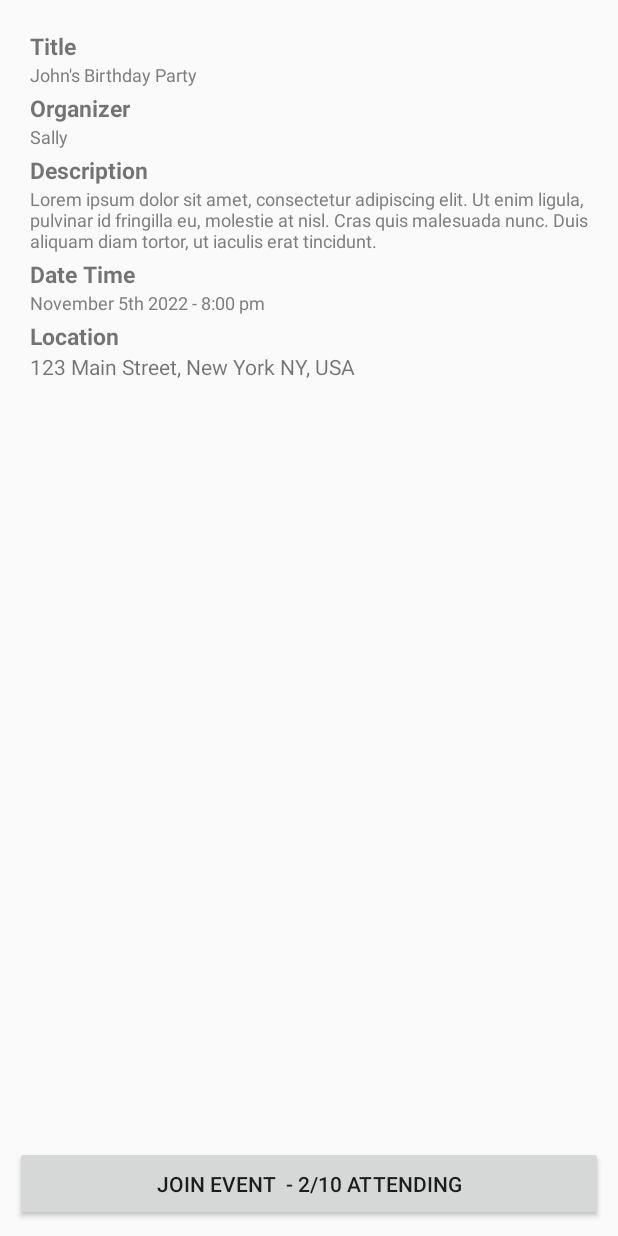
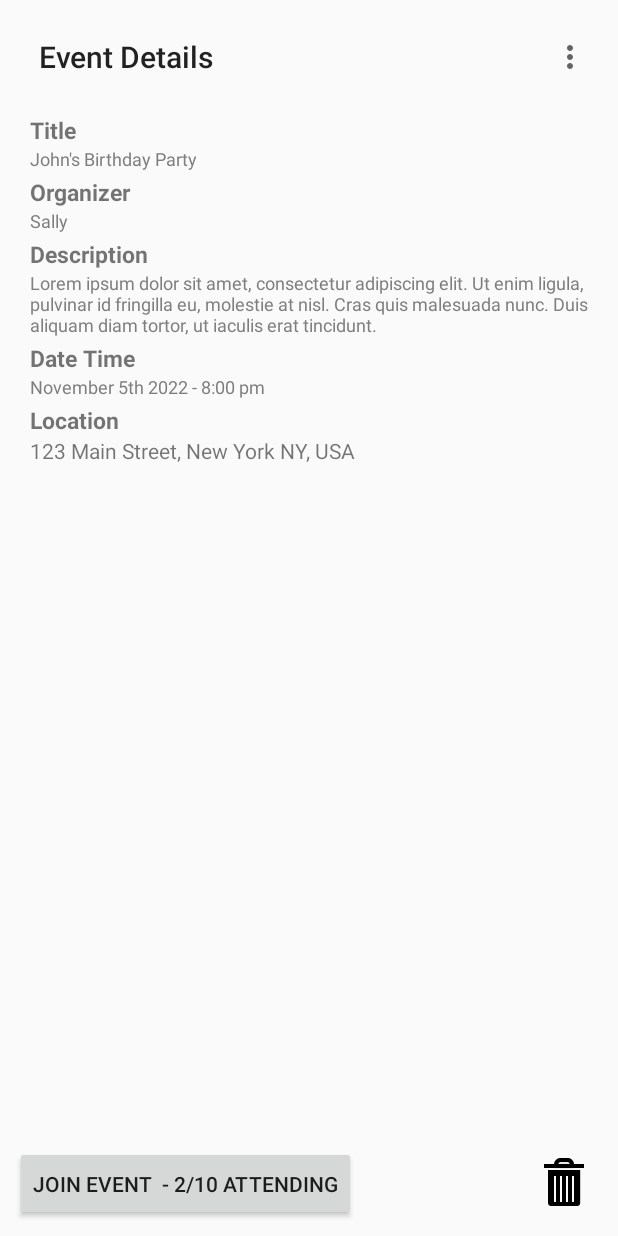
Before and after one commit to Assmannvfbh/eventPlanner_CP470, an Android app: the EventDetails screen opened directly, with no data from a screen before it, on a phone screen of 412 x 824 dp. Run offline under Robolectric (Android 15) with nearby library versions, the phone set to English and light mode, and no system bars; 7 statements that could not run were skipped.

Commit message:
EventDetails implemented, delete icon added

```diff
--- a/app/src/main/java/com/example/myapplication/EventDetails.java
+++ b/app/src/main/java/com/example/myapplication/EventDetails.java
@@ -1,17 +1,68 @@
 package com.example.myapplication;
 
 import androidx.appcompat.app.AppCompatActivity;
-import androidx.core.app.NavUtils;
+import androidx.appcompat.widget.Toolbar;
 
+import android.database.Cursor;
+import android.database.sqlite.SQLiteDatabase;
+import android.os.AsyncTask;
 import android.os.Bundle;
-import android.view.MenuItem;
+import android.view.Menu;
+import android.view.MenuInflater;
+import android.widget.TextView;
 
 public class EventDetails extends AppCompatActivity{
+    EventService eventService;
+    SQLiteDatabase db;
+    TextView title;
+    TextView organizer;
+    TextView description;
+    TextView date_time;
+    TextView location;
+    Toolbar toolbar;
+    int id;
 
     @Override
     protected void onCreate(Bundle savedInstanceState) {
         super.onCreate(savedInstanceState);
         setContentView(R.layout.activity_event_details);
+        title = this.findViewById(R.id.eventDetails_title);
+        organizer = this.findViewById(R.id.eventDetails_organizer);
+        description = this.findViewById(R.id.eventDetails_description);
+        date_time = this.findViewById(R.id.eventDetail_date_time);
+        location = this.findViewById(R.id.eventDetail_location);
+        eventService = new EventService(this);
+        id = getIntent().getIntExtra("id", -1);
+        db = eventService.getWritableDatabase();
+        EventDetailLoader loader = new EventDetailLoader();
+        loader.execute(id);
+        toolbar = findViewById(R.id.eventDetail_toolbar);
+        toolbar.setTitle(R.string.eventDetail_toolbar_header);
+        setSupportActionBar(toolbar);
+    }
+
+    @Override
+    public boolean onCreateOptionsMenu(Menu menu) {
+        MenuInflater inflater = getMenuInflater();
+        inflater.inflate(R.menu.standard_menu,menu);
+        return super.onCreateOptionsMenu(menu);
+    }
+
+
+
+    public class EventDetailLoader extends AsyncTask<Integer, Integer, Integer>{
+
+        @Override
+        protected Integer doInBackground(Integer... integers) {
+            Cursor cursor = db.rawQuery("SELECT * FROM " + EventService.TABLE_NAME + " WHERE ID = ?", new String[]{String.valueOf(integers[0])});
+            cursor.moveToFirst();
+            title.setText(cursor.getString(cursor.getColumnIndexOrThrow(EventService.TITLE)));
+            organizer.setText(cursor.getString(cursor.getColumnIndexOrThrow(EventService.ORGANIZER)));
+            description.setText(cursor.getString(cursor.getColumnIndexOrThrow(EventService.DESCRIPTION)));
+            date_time.setText(cursor.getString(cursor.getColumnIndexOrThrow(EventService.DATE)));
+            location.setText(cursor.getString(cursor.getColumnIndexOrThrow(EventService.LOCATION)));
+            return null;
+        }
     }
 
 }
--- a/app/src/main/java/com/example/myapplication/RecyclerAdapter.java
+++ b/app/src/main/java/com/example/myapplication/RecyclerAdapter.java
@@ -46,8 +46,8 @@ public class RecyclerAdapter extends RecyclerView.Adapter<RecyclerAdapter.MyView
             @Override
             public void onClick(View v) {
                 Intent intent = new Intent(v.getContext(), EventDetails.class);
+                intent.putExtra("id", id);
                 v.getContext().startActivity(intent);
-                //TODO: putExtra eventID to load data from database
 
             }
         });
--- a/app/src/main/res/layout/activity_create_event.xml
+++ b/app/src/main/res/layout/activity_create_event.xml
@@ -15,7 +15,7 @@
 
 
     <TextView
-        android:id="@+id/eventTitle"
+        android:id="@+id/eventDetails_title"
         android:layout_width="wrap_content"
         android:layout_height="wrap_content"
         android:text="@string/title"
@@ -39,7 +39,7 @@
         app:layout_constraintVertical_bias="0.107" />
 
     <TextView
-        android:id="@+id/eventOrganizer"
+        android:id="@+id/eventDetails_organizer"
         android:layout_width="wrap_content"
         android:layout_height="wrap_content"
         android:text="@string/organizer"
@@ -66,7 +66,7 @@
         tools:ignore="SpeakableTextPresentCheck" />
 
     <TextView
-        android:id="@+id/eventDescription"
+        android:id="@+id/eventDetails_description"
         android:layout_width="wrap_content"
         android:layout_height="wrap_content"
         android:text="@string/description"
@@ -93,7 +93,7 @@
         tools:ignore="SpeakableTextPresentCheck" />
 
     <TextView
-        android:id="@+id/eventDateTime"
+        android:id="@+id/eventDetail_date_time"
         android:layout_width="wrap_content"
         android:layout_height="wrap_content"
         android:text="@string/date_and_time"
@@ -104,7 +104,7 @@
         app:layout_constraintTop_toTopOf="parent" />
 
     <TextView
-        android:id="@+id/eventLocation"
+        android:id="@+id/eventDetail_location"
         android:layout_width="wrap_content"
         android:layout_height="wrap_content"
         android:text="@string/location"
@@ -172,8 +172,8 @@
         android:layout_height="48dp"
         android:orientation="horizontal"
 
-        app:layout_constraintStart_toStartOf="@+id/eventDateTime"
-        app:layout_constraintTop_toBottomOf="@+id/eventDateTime">
+        app:layout_constraintStart_toStartOf="@+id/eventDetail_date_time"
+        app:layout_constraintTop_toBottomOf="@+id/eventDetail_date_time">
 
 
         <TextView
@@ -189,7 +189,7 @@
             app:layout_constraintEnd_toStartOf="@+id/editTextTime"
             app:layout_constraintHorizontal_bias="0.348"
             app:layout_constraintStart_toStartOf="parent"
-            app:layout_constraintTop_toBottomOf="@+id/eventDateTime" />
+            app:layout_constraintTop_toBottomOf="@+id/eventDetail_date_time" />
 
         <TextView
             android:id="@+id/editTextTime"
--- a/app/src/main/res/layout/activity_event_details.xml
+++ b/app/src/main/res/layout/activity_event_details.xml
@@ -5,104 +5,129 @@
     android:layout_width="match_parent"
     android:layout_height="match_parent"
     tools:context=".EventDetails">
+
     <RelativeLayout
         android:layout_width="match_parent"
         android:layout_height="match_parent"
         android:layout_margin="10dp"
         tools:layout_editor_absoluteX="10dp"
         tools:layout_editor_absoluteY="10dp">
+
+        <androidx.appcompat.widget.Toolbar
+            android:id="@+id/eventDetail_toolbar"
+            android:layout_width="match_parent"
+            android:layout_height="wrap_content"
+            android:layout_alignParentTop="true">
+
+        </androidx.appcompat.widget.Toolbar>
+
         <LinearLayout
             android:id="@+id/eventDetails"
             android:layout_width="match_parent"
             android:layout_height="match_parent"
-        android:layout_alignParentStart="true"
-        android:layout_alignParentTop="true"
+            android:layout_above="@+id/eventDetails_join"
+            android:layout_below="@id/eventDetail_toolbar"
+
             android:layout_alignParentEnd="true"
-        android:layout_margin="10dp"
+            android:layout_marginStart="10dp"
+            android:layout_marginTop="10dp"
+            android:layout_marginEnd="10dp"
+            android:layout_marginBottom="10dp"
+            android:orientation="vertical"
             app:layout_constraintBottom_toBottomOf="parent"
             app:layout_constraintEnd_toEndOf="parent"
-        app:layout_constraintTop_toTopOf="parent"
-        android:orientation="vertical">
+            app:layout_constraintTop_toTopOf="parent">
 
             <TextView
                 style="@style/header"
                 android:layout_width="match_parent"
                 android:layout_height="wrap_content"
-            android:text="Title"
-            android:layout_marginBottom="0dp"/>
+                android:layout_marginBottom="0dp"
+                android:text="Title" />
 
             <TextView
-            style="@style/content"
-            android:id="@+id/eventTitle"
+                android:id="@+id/eventDetails_title"
+                style="@style/eventDetail_description"
                 android:layout_width="match_parent"
                 android:layout_height="wrap_content"
-            android:text="John's Birthday Party"
-            android:layout_marginBottom="3dp"/>
+                android:layout_marginBottom="3dp"
+                android:text="John's Birthday Party" />
 
             <TextView
                 style="@style/header"
                 android:layout_width="match_parent"
                 android:layout_height="wrap_content"
-            android:text="Organizer"
-            />
+                android:text="Organizer" />
 
             <TextView
-            style="@style/content"
-            android:id="@+id/eventOrganizer"
+                android:id="@+id/eventDetails_organizer"
+                style="@style/eventDetail_description"
                 android:layout_width="match_parent"
                 android:layout_height="wrap_content"
-            android:text="Sally"
-            android:layout_marginBottom="3dp"/>
+                android:layout_marginBottom="3dp"
+                android:text="Sally" />
 
             <TextView
                 style="@style/header"
                 android:layout_width="match_parent"
                 android:layout_height="wrap_content"
-            android:text="Description"
-            />
+                android:text="Description" />
 
             <TextView
-            style="@style/content"
-            android:id="@+id/eventDescription"
+                android:id="@+id/eventDetails_description"
+                style="@style/eventDetail_description"
                 android:layout_width="match_parent"
                 android:layout_height="wrap_content"
-            android:text="Lorem ipsum dolor sit amet, consectetur adipiscing elit. Ut enim ligula, pulvinar id fringilla eu, molestie at nisl. Cras quis malesuada nunc. Duis aliquam diam tortor, ut iaculis erat tincidunt."
-            android:layout_marginBottom="3dp"/>
-        <TextView
-            style="@style/header"
-            android:layout_width="match_parent"
-            android:layout_height="wrap_content"
-            android:text="Date Time"/>
-
-        <TextView
-            style="@style/content"
-            android:id="@+id/eventDateTime"
-            android:layout_width="match_parent"
-            android:layout_height="wrap_content"
-            android:text="November 5th 2022 - 8:00 pm"
-            android:layout_marginBottom="3dp"/>
+                android:layout_marginBottom="3dp"
+                android:text="Lorem ipsum dolor sit amet, consectetur adipiscing elit. Ut enim ligula, pulvinar id fringilla eu, molestie at nisl. Cras quis malesuada nunc. Duis aliquam diam tortor, ut iaculis erat tincidunt." />
 
             <TextView
                 style="@style/header"
                 android:layout_width="match_parent"
                 android:layout_height="wrap_content"
-            android:text="Location"/>
+                android:text="Date Time" />
 
             <TextView
-            android:id="@+id/eventLocation"
+                android:id="@+id/eventDetail_date_time"
+                style="@style/eventDetail_description"
                 android:layout_width="match_parent"
                 android:layout_height="wrap_content"
                 android:layout_marginBottom="3dp"
-            android:text="123 Main Street, New York NY, USA"/>
+                android:text="November 5th 2022 - 8:00 pm" />
+
+            <TextView
+                style="@style/header"
+                android:layout_width="match_parent"
+                android:layout_height="wrap_content"
+                android:text="Location" />
+
+            <TextView
+                android:id="@+id/eventDetail_location"
+                android:layout_width="match_parent"
+                android:layout_height="wrap_content"
+                android:layout_marginBottom="3dp"
+                android:text="123 Main Street, New York NY, USA" />
 
         </LinearLayout>
+
         <Button
+            android:id="@+id/eventDetails_join"
+            android:layout_width="wrap_content"
+            android:layout_height="50dp"
+            android:layout_alignParentStart="true"
+            android:layout_alignParentBottom="true"
+            android:text="Join Event  - 2/10 Attending" />
 
-        android:layout_width="match_parent"
-        android:layout_height="50dp"
-        android:text="Join Event  - 2/10 Attending"
-        android:layout_alignParentStart="true"
-        android:layout_alignParentBottom="true"/>
+        <ImageView
+            android:id="@+id/imageView3"
+            android:layout_width="32dp"
+            android:layout_height="32dp"
+            android:layout_alignParentEnd="true"
+            android:layout_alignParentBottom="true"
+            android:layout_marginEnd="10dp"
+            android:layout_marginBottom="10dp"
+            app:srcCompat="@drawable/icons8_trash_96" />
+
 
     </RelativeLayout>
 
--- a/app/src/main/res/layout/activity_to_do_list.xml
+++ b/app/src/main/res/layout/activity_to_do_list.xml
@@ -8,7 +8,7 @@
 
 
     <TextView
-        android:id="@+id/eventTitle"
+        android:id="@+id/eventDetails_title"
         android:layout_width="148dp"
         android:layout_height="wrap_content"
         android:layout_alignParentStart="true"
@@ -36,7 +36,7 @@
         android:hint="@string/event_name" />
 
     <TextView
-        android:id="@+id/eventOrganizer"
+        android:id="@+id/eventDetails_organizer"
         android:layout_width="273dp"
         android:layout_height="40dp"
         android:layout_alignParentStart="true"
--- a/app/src/main/res/values/strings.xml
+++ b/app/src/main/res/values/strings.xml
@@ -38,4 +38,5 @@
     <string name="new_task">New Task</string>
     <string name="tasks">Tasks</string>
     <string name="list_of_tasks">List of Tasks:</string>
+    <string name="eventDetail_toolbar_header">Event Details</string>
 </resources>
--- a/app/src/main/res/values/styles.xml
+++ b/app/src/main/res/values/styles.xml
@@ -4,7 +4,7 @@
         <item name="android:textSize">15dp</item>
         <item name="android:textStyle">bold</item>
     </style>
-    <style name="content">
+    <style name="eventDetail_description">
         <item name="android:textSize">12dp</item>
         <item name="android:textColor">#7E7E7E</item>
     </style>
```
Also changed, not shown: app/src/main/res/drawable/icons8_trash_96.png (added). Lines whose indentation alone changed are shown as unchanged.
